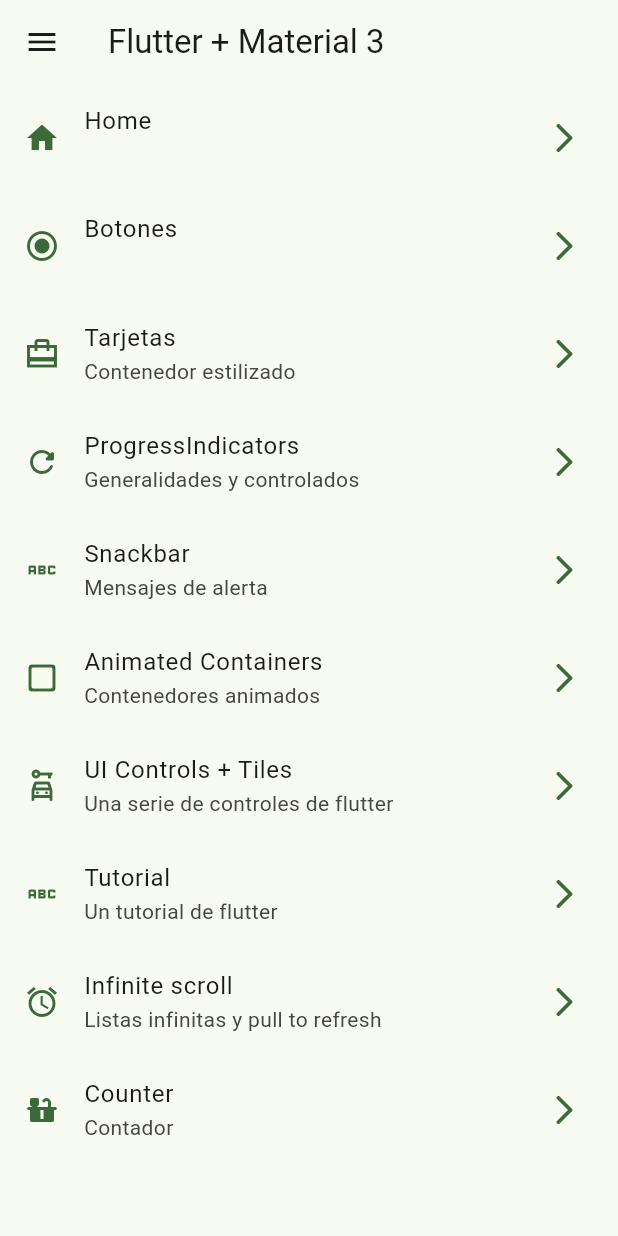
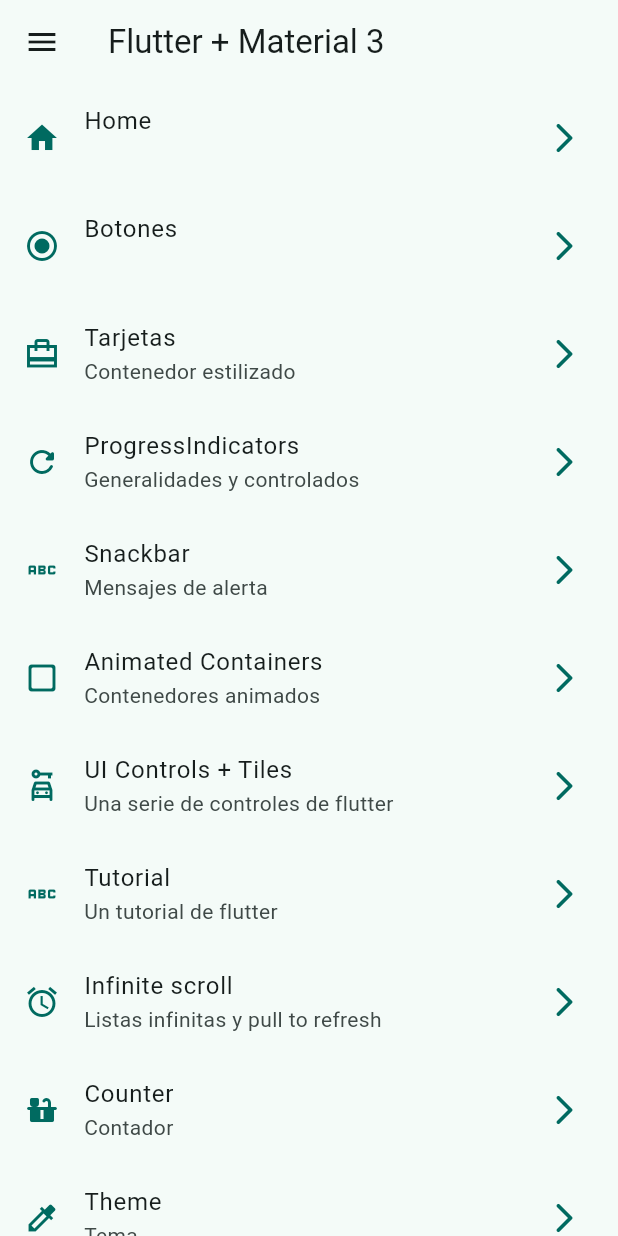
Before and after one commit to AndrexMed/widgetsapp, a Flutter app: the screen it shows after launch, on a phone screen of 412 x 824 dp. Run offline on Flutter 3.47's test engine with Material 3 defaults, Android fonts, the phone set to English and light mode, and no system bars; our stand-ins replace animate_do, flutter_riverpod, go_router.

Commit message:
Screen para cambiar de theme

```diff
--- a/lib/configs/menu/menu_item.dart
+++ b/lib/configs/menu/menu_item.dart
@@ -60,4 +60,6 @@ const appMenuItems = <MenuItem>[
       subtitle: 'Contador',
       link: '/counter',
       icon: Icons.countertops_rounded),
+  MenuItem(
+      title: 'Theme', subtitle: 'Tema', link: '/theme', icon: Icons.colorize),
 ];
--- a/lib/configs/router/router.dart
+++ b/lib/configs/router/router.dart
@@ -1,4 +1,5 @@
 import 'package:go_router/go_router.dart';
+import 'package:widgetsapp/presentation/screens/theme_change/theme_change.screen.dart';
 
 import '../../presentation/screens/screens.dart';
 
@@ -47,13 +48,18 @@ final appRouter = GoRouter(
       builder: (context, state) => const AppTutorialScreen(),
     ),
     GoRoute(
-      path: '/infinite-scroll',
-      name: InfiniteScrollScreen.name,
-      builder: (context, state) => const InfiniteScrollScreen()),
+        path: '/infinite-scroll',
+        name: InfiniteScrollScreen.name,
+        builder: (context, state) => const InfiniteScrollScreen()),
     GoRoute(
       path: '/counter',
       name: CounterScreen.name,
       builder: (context, state) => const CounterScreen(),
-    )
+    ),
+    GoRoute(
+      path: '/theme',
+      name: ThemeChangeScreen.name,
+      builder: (context, state) => const ThemeChangeScreen(),
+    ),
   ],
 );
--- a/lib/configs/theme/app_theme.dart
+++ b/lib/configs/theme/app_theme.dart
@@ -2,11 +2,11 @@ import 'package:flutter/material.dart';
 
 const colorList = <Color>[
   Colors.blue,
+  Colors.teal,
   Colors.green,
-  Colors.yellow,
-  Colors.orange,
+  Colors.red,
   Colors.purple,
-  Colors.red
+  Colors.orange
 ];
 
 class AppTheme {
@@ -18,10 +18,7 @@ class AppTheme {
             'Selected color must be less than ${colorList.length}');
 
   ThemeData getTheme() => ThemeData(
-        useMaterial3: true,
-        colorSchemeSeed: colorList[selectedColor],
-        appBarTheme: const AppBarTheme(
-          centerTitle: false
-        )
-      );
+      useMaterial3: true,
+      colorSchemeSeed: colorList[selectedColor],
+      appBarTheme: const AppBarTheme(centerTitle: false));
 }
--- a/lib/presentation/providers/theme_provider.dart
+++ b/lib/presentation/providers/theme_provider.dart
@@ -1,5 +1,9 @@
 import 'package:flutter_riverpod/flutter_riverpod.dart';
+import 'package:widgetsapp/configs/theme/app_theme.dart';
 
 final isDarkModeProv = StateProvider<bool>(
   (ref) => false,
 );
+
+//Listado de colores Inmutables
+final colorsListProv = Provider((ref) => colorList);
```
Also changed, not shown: lib/presentation/screens/theme_change/theme_change.screen.dart (added, +52 -0 lines).
